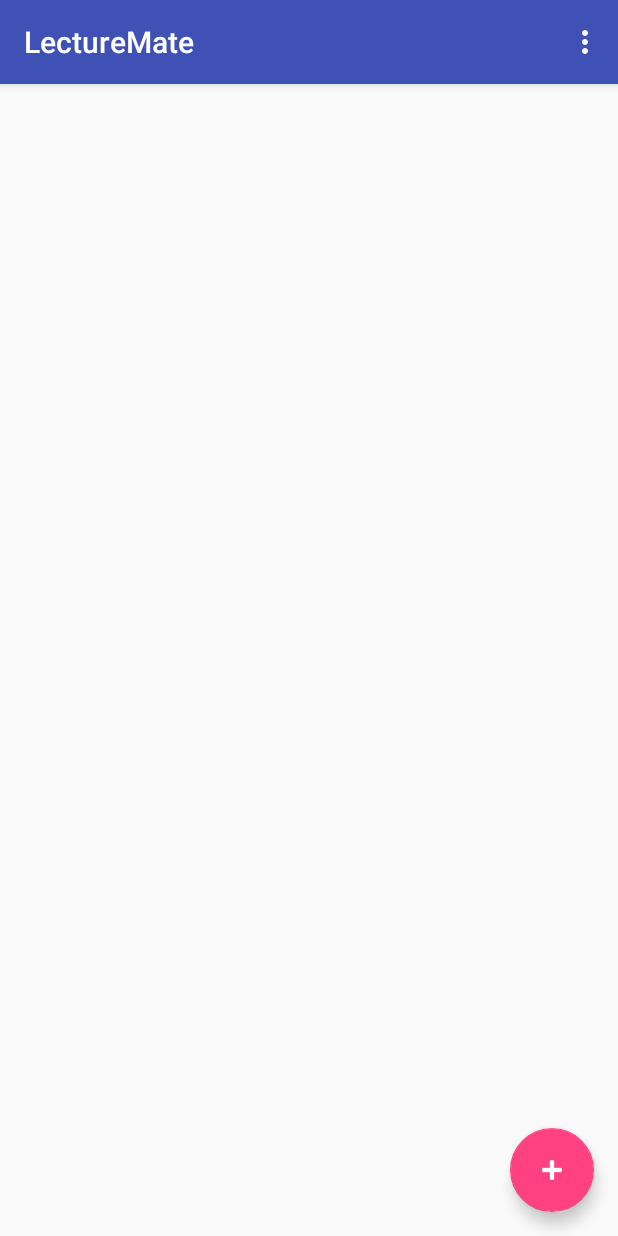
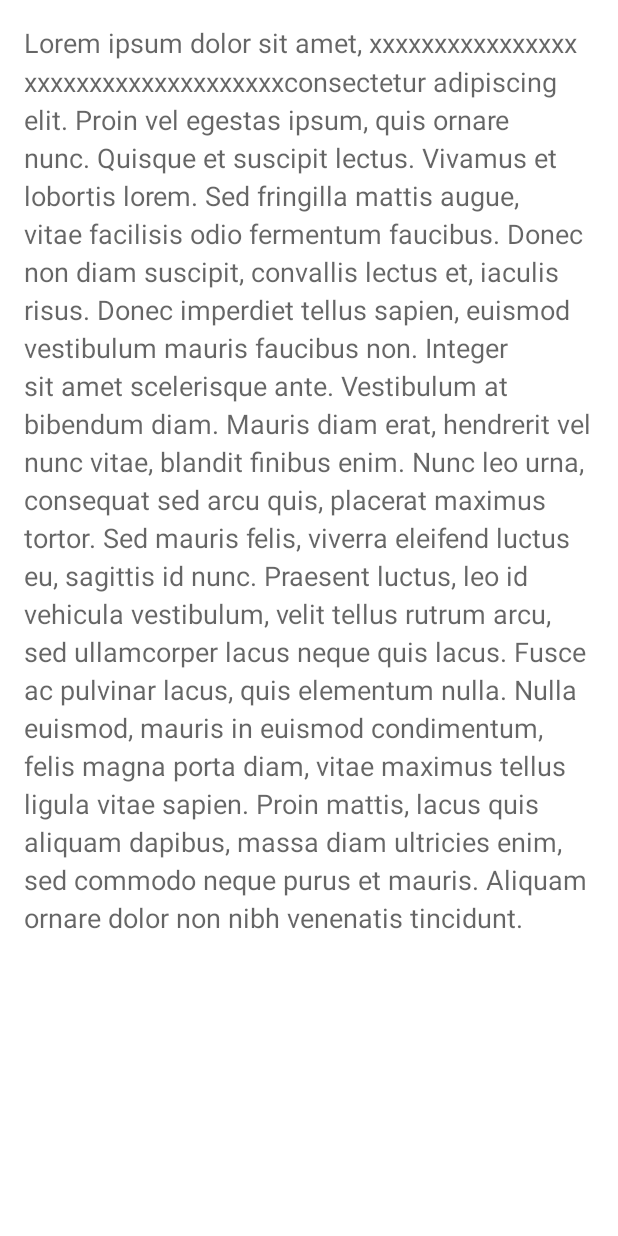
Before and after one commit to int-elligent/LectureMate, an Android app: the screen it shows after launch (LecturesActivity before the commit, ImageViewActivity after it), on a phone screen of 412 x 824 dp. Run offline under Robolectric (Android 15) with nearby library versions, the phone set to English and light mode, and no system bars.

Commit message:
[IT, FR] - Framework for image viewing with swiping

```diff
--- /dev/null
+++ b/app/src/main/java/com/intelligent/morning06/lecturemate/ImageViewActivity.java
@@ -0,0 +1,123 @@
+package com.intelligent.morning06.lecturemate;
+
+
+/*
+import android.graphics.Bitmap;
+import android.graphics.BitmapFactory;
+import android.graphics.drawable.BitmapDrawable;
+import android.support.v7.app.AppCompatActivity;
+import android.os.Bundle;
+import android.view.View;
+import android.view.Window;
+import android.view.WindowManager;
+import android.widget.ImageView;
+import android.widget.Toolbar;
+
+import java.util.ArrayList;
+import java.util.List;
+
+public class ImageViewActivity extends AppCompatActivity {
+
+    public ArrayList<String> _image_paths = null;
+    int[] myImageList = new int[]{R.drawable.image1, R.drawable.image2, R.drawable.image3};
+    ImageView imageView;
+    @Override
+    protected void onCreate(Bundle savedInstanceState) {
+        super.onCreate(savedInstanceState);
+
+        requestWindowFeature(Window.FEATURE_NO_TITLE);
+        getWindow().setFlags(WindowManager.LayoutParams.FLAG_FULLSCREEN,
+                WindowManager.LayoutParams.FLAG_FULLSCREEN);
+        setContentView(R.layout.activity_image_view);
+
+
+
+        imageView = (ImageView)findViewById(R.id.imageView);
+        imageView.setImageResource(myImageList[1]);
+
+        initializePaths();
+
+    }
+
+    private void initializePaths() {
+
+    }
+}
+*/
+
+import android.os.Bundle;
+import android.support.v4.app.Fragment;
+import android.support.v4.app.FragmentActivity;
+import android.support.v4.app.FragmentManager;
+import android.support.v4.app.FragmentStatePagerAdapter;
+import android.support.v4.view.PagerAdapter;
+import android.support.v4.view.ViewPager;
+import android.widget.ImageView;
+
+import com.intelligent.morning06.lecturemate.ScreenSlidePageFragment;
+
+public class ImageViewActivity extends FragmentActivity {
+    /**
+     * The number of pages (wizard steps) to show in this demo.
+     */
+    private static final int NUM_PAGES = 5;
+
+    /**
+     * The pager widget, which handles animation and allows swiping horizontally to access previous
+     * and next wizard steps.
+     */
+    private ViewPager mPager;
+    ImageView imageView;
+    int[] myImageList = new int[]{R.drawable.image1, R.drawable.image2, R.drawable.image3};
+    /**
+     * The pager adapter, which provides the pages to the view pager widget.
+     */
+    private PagerAdapter mPagerAdapter;
+
+    @Override
+    protected void onCreate(Bundle savedInstanceState) {
+        super.onCreate(savedInstanceState);
+        setContentView(R.layout.activity_screen_slide);
+
+        // Instantiate a ViewPager and a PagerAdapter.
+
+        mPager = (ViewPager) findViewById(R.id.pager);
+        mPagerAdapter = new ScreenSlidePagerAdapter(getSupportFragmentManager());
+        mPager.setAdapter(mPagerAdapter);
+
+        //imageView = (ImageView)findViewById(R.id.imageView);
+        //imageView.setImageResource(myImageList[1]);
+    }
+
+    @Override
+    public void onBackPressed() {
+        if (mPager.getCurrentItem() == 0) {
+            // If the user is currently looking at the first step, allow the system to handle the
+            // Back button. This calls finish() on this activity and pops the back stack.
+            super.onBackPressed();
+        } else {
+            // Otherwise, select the previous step.
+            mPager.setCurrentItem(mPager.getCurrentItem() - 1);
+        }
+    }
+
+    /**
+     * A simple pager adapter that represents 5 ScreenSlidePageFragment objects, in
+     * sequence.
+     */
+    private class ScreenSlidePagerAdapter extends FragmentStatePagerAdapter {
+        public ScreenSlidePagerAdapter(FragmentManager fm) {
+            super(fm);
+        }
+
+        @Override
+        public Fragment getItem(int position) {
+            return new ScreenSlidePageFragment();
+        }
+
+        @Override
+        public int getCount() {
+            return NUM_PAGES;
+        }
+    }
+}
--- /dev/null
+++ b/app/src/main/java/com/intelligent/morning06/lecturemate/ScreenSlidePageFragment.java
@@ -0,0 +1,23 @@
+package com.intelligent.morning06.lecturemate;
+
+
+import android.os.Bundle;
+import android.support.v4.app.Fragment;
+import android.support.v4.app.FragmentActivity;
+import android.support.v4.view.PagerAdapter;
+import android.view.LayoutInflater;
+import android.view.View;
+import android.view.ViewGroup;
+import com.intelligent.morning06.lecturemate.R;
+
+public class ScreenSlidePageFragment extends Fragment {
+
+    @Override
+    public View onCreateView(LayoutInflater inflater, ViewGroup container,
+                             Bundle savedInstanceState) {
+        ViewGroup rootView = (ViewGroup) inflater.inflate(
+                R.layout.activity_image_view, container, false);
+
+        return rootView;
+    }
+}
--- /dev/null
+++ b/app/src/main/res/layout/activity_image_view.xml
@@ -0,0 +1,28 @@
+<?xml version="1.0" encoding="utf-8"?>
+<android.support.constraint.ConstraintLayout xmlns:android="http://schemas.android.com/apk/res/android"
+    xmlns:app="http://schemas.android.com/apk/res-auto"
+    xmlns:tools="http://schemas.android.com/tools"
+    android:layout_width="match_parent"
+    android:layout_height="match_parent"
+    tools:context=".ImageViewActivity"
+    android:background="#ffffff">
+<!--
+    <ImageView
+        android:id="@+id/imageView"
+        android:layout_width="376dp"
+        android:layout_height="505dp"
+        android:layout_marginBottom="8dp"
+        android:layout_marginEnd="8dp"
+        android:layout_marginStart="8dp"
+        app:layout_constraintBottom_toBottomOf="parent"
+        app:layout_constraintEnd_toEndOf="parent"
+        app:layout_constraintStart_toStartOf="parent"
+        app:layout_constraintTop_toTopOf="parent"
+        app:srcCompat="@mipmap/ic_launcher" /> -->
+    <TextView style="?android:textAppearanceMedium"
+        android:padding="16dp"
+        android:lineSpacingMultiplier="1.2"
+        android:layout_width="match_parent"
+        android:layout_height="wrap_content"
+        android:text="@string/lorem_ipsum" />
+</android.support.constraint.ConstraintLayout>
--- /dev/null
+++ b/app/src/main/res/layout/activity_screen_slide.xml
@@ -0,0 +1,6 @@
+<!-- activity_screen_slide.xml -->
+<android.support.v4.view.ViewPager
+    xmlns:android="http://schemas.android.com/apk/res/android"
+    android:id="@+id/pager"
+    android:layout_width="match_parent"
+    android:layout_height="match_parent" />
--- a/app/src/main/res/values/strings.xml
+++ b/app/src/main/res/values/strings.xml
@@ -3,4 +3,6 @@
     <string name="action_settings">Settings</string>
     <string name="title_activity_notes">NotesActivity</string>
     <string name="title_activity_notes_create">NotesCreateActivity</string>
+    <string name="lorem_ipsum">Lorem ipsum dolor sit amet, xxxxxxxxxxxxxxxxxxxxxxxxxxxxxxxxxxxxconsectetur adipiscing elit. Proin vel egestas ipsum, quis ornare nunc. Quisque et suscipit lectus. Vivamus et lobortis lorem. Sed fringilla mattis augue, vitae facilisis odio fermentum faucibus. Donec non diam suscipit, convallis lectus et, iaculis risus. Donec imperdiet tellus sapien, euismod vestibulum mauris faucibus non. Integer sit amet scelerisque ante. Vestibulum at bibendum diam. Mauris diam erat, hendrerit vel nunc vitae, blandit finibus enim. Nunc leo urna, consequat sed arcu quis, placerat maximus tortor. Sed mauris felis, viverra eleifend luctus eu, sagittis id nunc. Praesent luctus, leo id vehicula vestibulum, velit tellus rutrum arcu, sed ullamcorper lacus neque quis lacus. Fusce ac pulvinar lacus, quis elementum nulla. Nulla euismod, mauris in euismod condimentum, felis magna porta diam, vitae maximus tellus ligula vitae sapien. Proin mattis, lacus quis aliquam dapibus, massa diam ultricies enim, sed commodo neque purus et mauris. Aliquam ornare dolor non nibh venenatis tincidunt.
+</string>
 </resources>
```
Also changed, not shown: app/src/main/AndroidManifest.xml (+12 -2 lines), app/src/main/res/drawable/image1.jpg (added), app/src/main/res/drawable/image2.jpg (added), app/src/main/res/drawable/image3.jpg (added).
